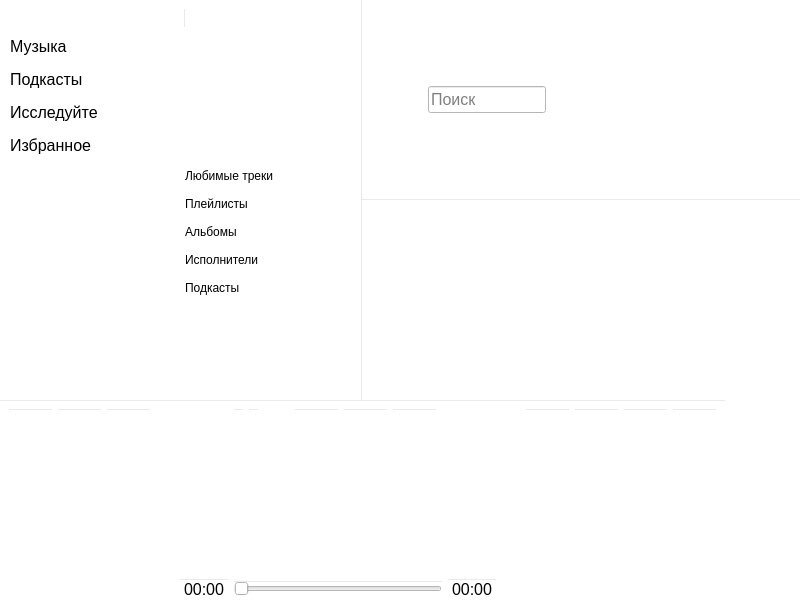
This is mainwindow.ui in pamugk/deezer-qt-client as Qt 5 draws it before an edit. The edited form follows.
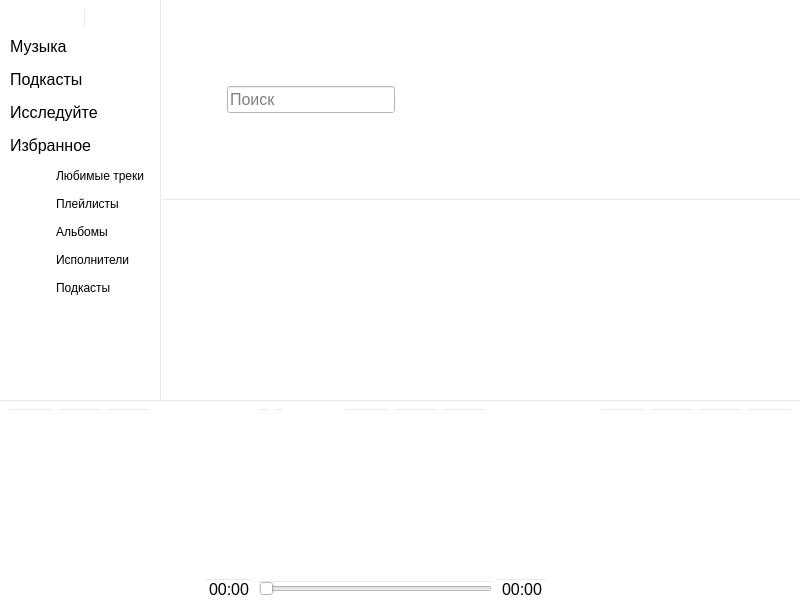
This is the edited form. Icons and pictures are not drawn.

```diff
--- a/mainwindow.ui
+++ b/mainwindow.ui
@@ -615,7 +615,7 @@
       </layout>
      </widget>
     </item>
-    <item row="0" column="1" colspan="2">
+    <item row="0" column="1">
      <widget class="QWidget" name="navbar" native="true">
       <property name="styleSheet">
        <string notr="true">border-bottom: 1px solid #EAEAEA;</string>
```
